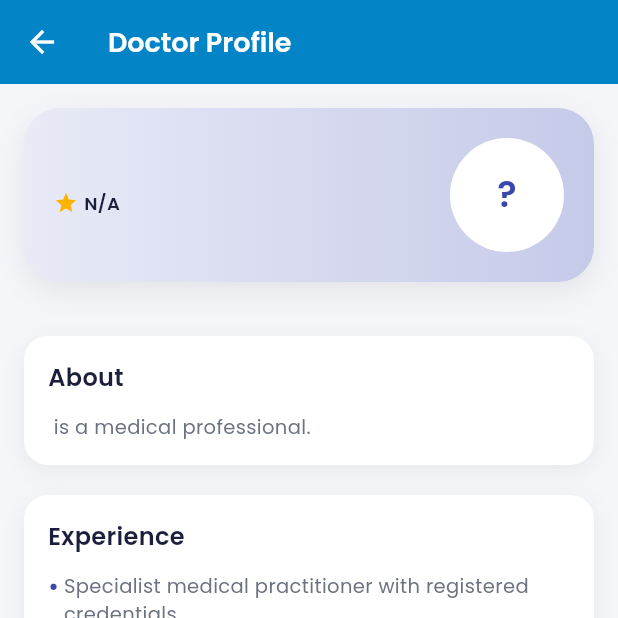
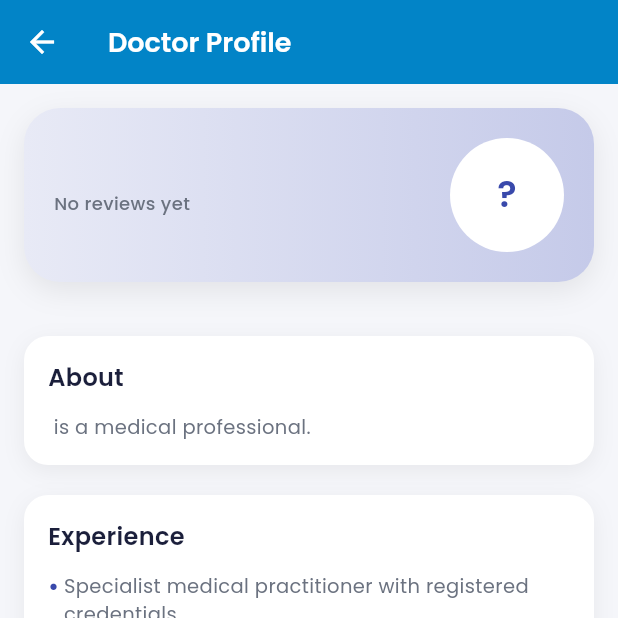
Before and after one commit to Mashrafi-Elahi/doctordesk-flutter, a Flutter app: the DoctorDetailScreen screen opened directly with empty values, on a phone screen of 412 x 824 dp, the top half of it. Run offline on Flutter 3.47's test engine with Material 3 defaults, Android fonts, the phone set to English and light mode, and no system bars; our stand-ins replace cloud_firestore, firebase_auth, firebase_core, firebase_storage, flutter_tts, geolocator and 7 more; accounts and stored records are empty.

Commit message:
fix: distance calculation, unclaimed doctor button styling, live reviews aggregation, and targeted migration scope

```diff
--- a/lib/screens/doctor_detail_screen.dart
+++ b/lib/screens/doctor_detail_screen.dart
@@ -697,14 +697,32 @@ class _DoctorDetailScreenState extends State<DoctorDetailScreen> {
                           ),
                         ],
                         const SizedBox(height: 6),
-                        Row(
+                        StreamBuilder<List<Map<String, dynamic>>>(
+                          stream: FirestoreService.reviewsStream(doctor.id),
+                          builder: (context, revSnap) {
+                            final realReviews = revSnap.data ?? _reviews;
+                            final realCount = realReviews.length;
+                            final realAvg = realCount > 0
+                                ? realReviews.map((r) => (r['rating'] as num?)?.toDouble() ?? 0.0).reduce((a, b) => a + b) / realCount
+                                : null;
+
+                            if (realCount == 0) {
+                              return Text(
+                                'No reviews yet',
+                                style: GoogleFonts.poppins(
+                                  fontSize: 12,
+                                  fontWeight: FontWeight.w500,
+                                  color: AppColors.textSecondary,
+                                ),
+                              );
+                            }
+
+                            return Row(
                               children: [
                                 const Icon(Icons.star, size: 16, color: AppColors.star),
                                 const SizedBox(width: 4),
                                 Text(
-                              doctor.ratingCount > 0
-                                  ? '${doctor.ratingAverage?.toStringAsFixed(1) ?? "-"} (${doctor.ratingCount} Reviews)'
-                                  : 'N/A',
+                                  '${realAvg!.toStringAsFixed(1)} ($realCount ${realCount == 1 ? "Review" : "Reviews"})',
                                   style: GoogleFonts.poppins(
                                     fontSize: 12,
                                     fontWeight: FontWeight.w600,
@@ -712,6 +730,8 @@ class _DoctorDetailScreenState extends State<DoctorDetailScreen> {
                                   ),
                                 ),
                               ],
+                            );
+                          },
                         ),
                         if (doctor.chambers.isNotEmpty || doctor.chamber != null) ...[
                           const SizedBox(height: 8),
@@ -762,7 +782,12 @@ class _DoctorDetailScreenState extends State<DoctorDetailScreen> {
             // ── 2. Stat chips row (equal width, outlined, no invented numbers) ────
             Padding(
               padding: const EdgeInsets.symmetric(horizontal: AppConstants.screenPadding),
-              child: Row(
+              child: StreamBuilder<List<Map<String, dynamic>>>(
+                stream: FirestoreService.reviewsStream(doctor.id),
+                builder: (context, revSnap) {
+                  final realReviews = revSnap.data ?? _reviews;
+                  final realCount = realReviews.length;
+                  return Row(
                     children: [
                       if (doctor.experienceYears > 0)
                         _buildStatChip(
@@ -770,15 +795,17 @@ class _DoctorDetailScreenState extends State<DoctorDetailScreen> {
                           value: '${doctor.experienceYears.toInt()} Years',
                           label: 'Experience',
                         ),
-                  if (doctor.experienceYears > 0 && doctor.ratingCount > 0)
+                      if (doctor.experienceYears > 0 && realCount > 0)
                         const SizedBox(width: 10),
-                  if (doctor.ratingCount > 0)
+                      if (realCount > 0)
                         _buildStatChip(
                           icon: Icons.rate_review_outlined,
-                      value: '${doctor.ratingCount}',
-                      label: 'Reviews',
-                    ),
-                ],
+                          value: '$realCount',
+                          label: realCount == 1 ? 'Review' : 'Reviews',
+                        ),
+                    ],
+                  );
+                },
               ),
             ),
             const SizedBox(height: AppConstants.sectionGap),
--- a/lib/services/firestore_service.dart
+++ b/lib/services/firestore_service.dart
@@ -596,14 +596,14 @@ class FirestoreService {
           }
         }
 
-        if (chLat != null && chLng != null) {
+        if (chLat != null && chLng != null && (chLat != 0.0 || chLng != 0.0)) {
           final dist = GeofireUtils.distanceBetweenKm([lat, lng], [chLat, chLng]);
           if ((dist <= radiusKm || isAreaMatch) && (bestDist == null || dist < bestDist)) {
             bestDist = dist;
             bestChamber = ch;
           }
         } else if (isAreaMatch) {
-          bestDist = 0.5;
+          bestDist = null;
           bestChamber = ch;
         }
       }
```
Also changed, not shown: lib/screens/nearby_doctors_screen.dart (+7 -10 lines), 2 other files. Lines whose indentation alone changed are shown as unchanged.
